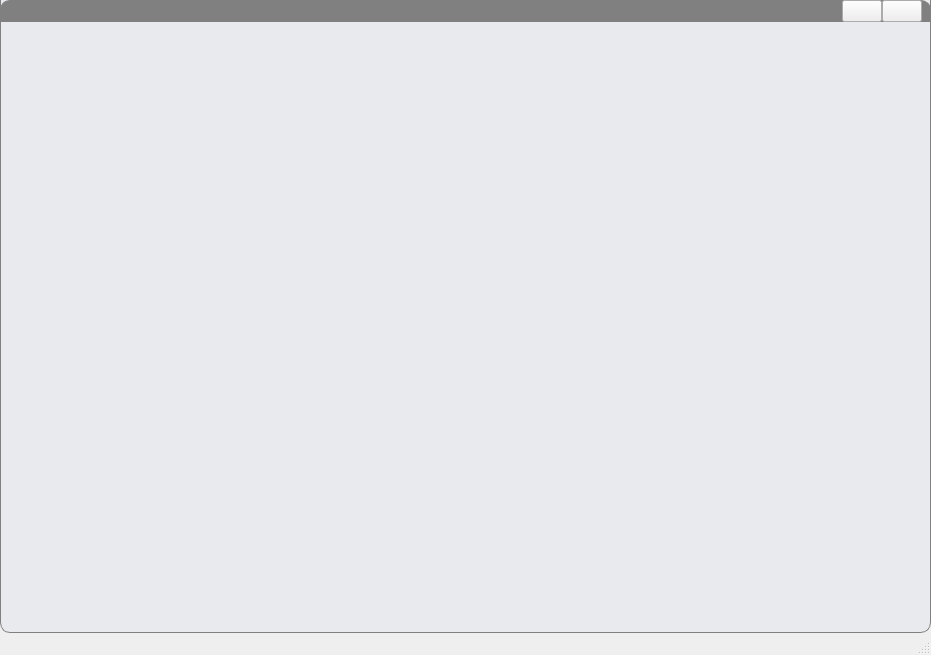
The window that gui/mainWindow.ui (WatsonJay/tomato_farm) describes before a commit, drawn with Qt 5.
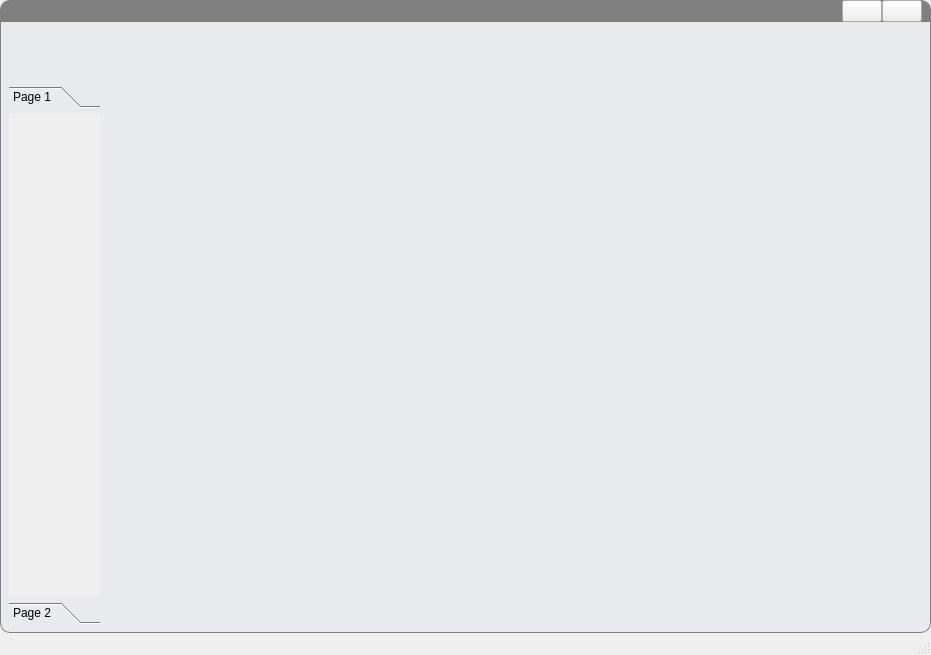
The same window after the commit.

```diff
--- a/gui/mainWindow.ui
+++ b/gui/mainWindow.ui
@@ -15,14 +15,7 @@
   </property>
   <widget class="QWidget" name="centralwidget">
    <property name="styleSheet">
-    <string notr="true">QWidget#centralwidget{
-background:#e9eaed;
-border-bottom:1px solid gray;
-border-right:1px solid gray;
-border-left:1px solid gray;
-border-bottom-left-radius:10px;
-border-bottom-right-radius:10px;
-}</string>
+    <string notr="true"/>
    </property>
    <layout class="QVBoxLayout" name="verticalLayout" stretch="0,10">
     <property name="spacing">
@@ -99,7 +92,17 @@
      </widget>
     </item>
     <item>
-     <widget class="QWidget" name="widget_2" native="true">
+     <widget class="QWidget" name="mainWidget" native="true">
+      <property name="styleSheet">
+       <string notr="true">QWidget#mainWidget{
+background:#e9eaed;
+border-bottom:1px solid gray;
+border-right:1px solid gray;
+border-left:1px solid gray;
+border-bottom-left-radius:10px;
+border-bottom-right-radius:10px;
+}</string>
+      </property>
       <layout class="QVBoxLayout" name="verticalLayout_2" stretch="1,9">
        <property name="spacing">
         <number>2</number>
@@ -111,7 +114,44 @@
         <layout class="QHBoxLayout" name="horizontalLayout_2"/>
        </item>
        <item>
-        <layout class="QHBoxLayout" name="horizontalLayout_3"/>
+        <layout class="QHBoxLayout" name="horizontalLayout_3" stretch="1,9">
+         <item>
+          <widget class="QToolBox" name="toolBox">
+           <property name="currentIndex">
+            <number>0</number>
+           </property>
+           <widget class="QWidget" name="page">
+            <property name="geometry">
+             <rect>
+              <x>0</x>
+              <y>0</y>
+              <width>91</width>
+              <height>481</height>
+             </rect>
+            </property>
+            <attribute name="label">
+             <string>Page 1</string>
+            </attribute>
+           </widget>
+           <widget class="QWidget" name="page_2">
+            <property name="geometry">
+             <rect>
+              <x>0</x>
+              <y>0</y>
+              <width>91</width>
+              <height>481</height>
+             </rect>
+            </property>
+            <attribute name="label">
+             <string>Page 2</string>
+            </attribute>
+           </widget>
+          </widget>
+         </item>
+         <item>
+          <widget class="QWidget" name="appWidget" native="true"/>
+         </item>
+        </layout>
        </item>
       </layout>
      </widget>
```
